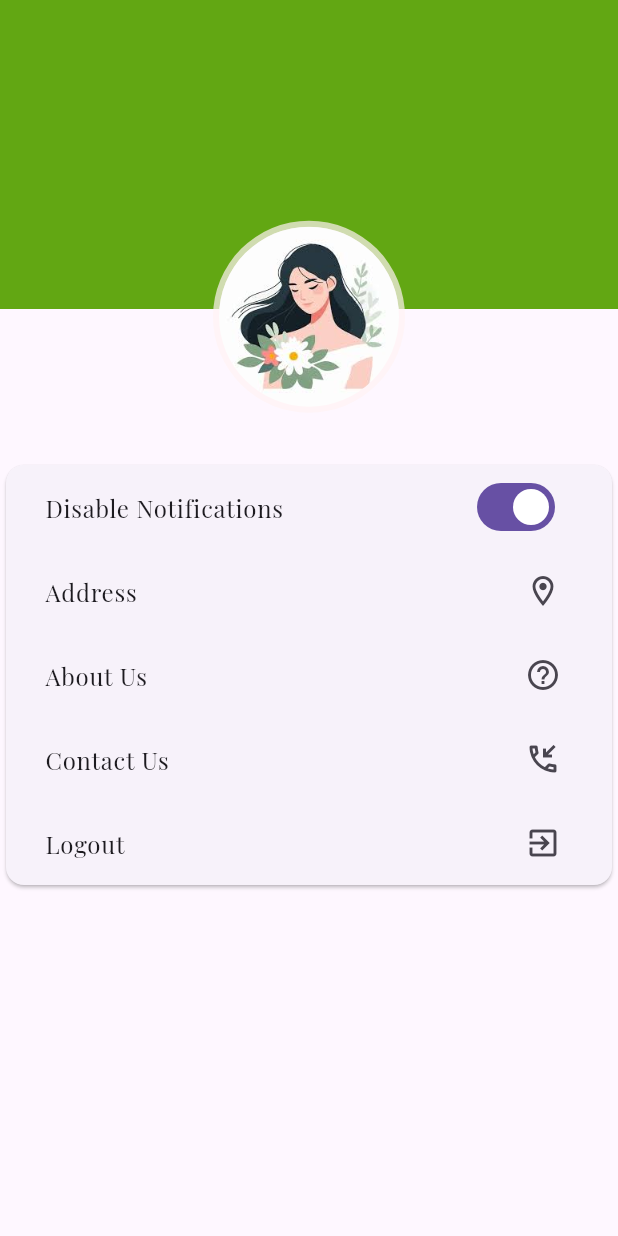
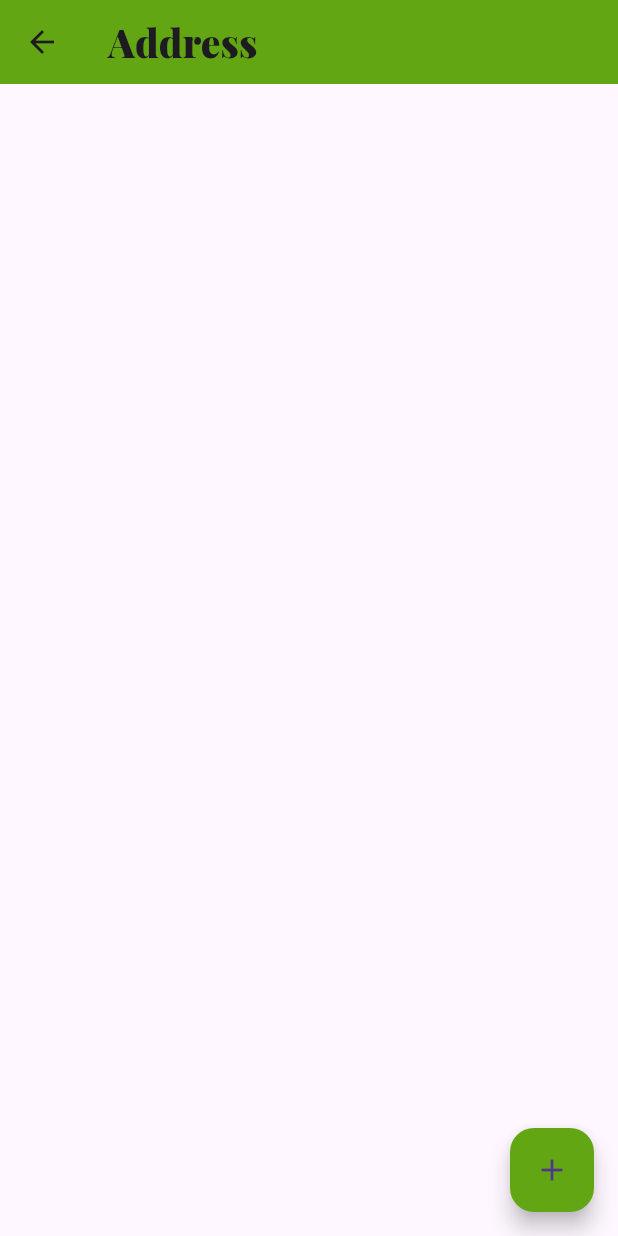
Before and after one commit to MirnaHasan/bloomyapp, a Flutter app: the Settings screen opened directly, after a tap on "Address", on a phone screen of 412 x 824 dp. Run offline on Flutter 3.47's test engine with Material 3 defaults, Android fonts, the phone set to English and light mode, and no system bars; our stand-ins replace cached_network_image, dartz, firebase_core, firebase_messaging, flutter_otp_text_field, get and 2 more; accounts and stored records are empty; project files that could hold a hidden picture were left out.

Commit message:
addressviewfront

```diff
--- a/lib/core/constant/approutes.dart
+++ b/lib/core/constant/approutes.dart
@@ -15,15 +15,19 @@ class AppRoutes{
   static const String successrestpassword         = "/successrestpassword";
   static const String checkEmail                  = "/checkemail";
   static const String verifycodesignup            = "/verifycodesignup";
-  ///
-  ///Home
+
+  ///Home================================================================
    static const String homepage                  = "/homepage";
    static const String items                  = "/items";
    static const String productdetails                 = "/productdetails";
    //myfavorite
-      static const String myfavorite                 = "/myfavorite";
-      //============================cart=====================================//
-      static const String cart                 = "/cart";
+   static const String myfavorite                 = "/myfavorite";
+  //============================cart=====================================//
+  static const String cart                 = "/cart";
+  //================================Address==========================================
+   static const String addressView                = "/addressview";
+  static const String addressEdit                = "/addressedit";
+  static const String addressAdd                = "/addressadd";
 
 
 }
--- a/lib/core/constant/apptheme.dart
+++ b/lib/core/constant/apptheme.dart
@@ -4,10 +4,18 @@
 //هذا الملف من اجل تغيير ثيم الخط عند اختيار اللغة الانكليزية او العربية
 // يجب ان يضاف الى sharedpref  لا تنسي ميرناااااا :)
 
+import 'package:bloomy/core/constant/appcolor.dart';
 import 'package:flutter/material.dart';
 
 
 ThemeData themeEnglish = ThemeData(
+  appBarTheme: AppBarTheme(
+    backgroundColor: AppColor.green ,
+
+  ),
+  floatingActionButtonTheme: FloatingActionButtonThemeData(
+    backgroundColor: AppColor.green ,
+  ),
         fontFamily: "PlayfairDisplay",
         textTheme: TextTheme(
           titleMedium: TextStyle(
--- a/lib/routes.dart
+++ b/lib/routes.dart
@@ -2,6 +2,7 @@
 
 import 'package:bloomy/core/constant/approutes.dart';
 import 'package:bloomy/core/middleware/mymiddleware.dart';
+import 'package:bloomy/view/address/view.dart';
 import 'package:bloomy/view/screen/Auth/forgetpassword/forgetpassword.dart';
 import 'package:bloomy/view/screen/Auth/forgetpassword/resetpassword.dart';
 import 'package:bloomy/view/screen/Auth/forgetpassword/successresetpassword.dart';
@@ -57,5 +58,9 @@ List<GetPage<dynamic>>? routes = [
    GetPage(name:   AppRoutes.myfavorite  , page: ()=> MyFavorite() ,) ,
    //===================================cart====================
    GetPage(name:   AppRoutes.cart  , page: ()=> Cart() ,) ,
+   //==========================Address====================================//
+      GetPage(name:   AppRoutes.addressView  , page: ()=> AddressView() ,) ,
+        // GetPage(name:   AppRoutes.addressEdit  , page: ()=> AddressView() ,) ,
+          // GetPage(name:   AppRoutes.addressAdd  , page: ()=> AddressView() ,) ,
 
 ];
--- /dev/null
+++ b/lib/view/address/view.dart
@@ -0,0 +1,23 @@
+
+
+import 'package:flutter/material.dart';
+
+class AddressView extends StatelessWidget {
+  const AddressView({super.key});
+
+  @override
+  Widget build(BuildContext context) {
+    return Scaffold(
+      floatingActionButton: FloatingActionButton(onPressed: (){} ,
+      child: Icon(Icons.add),),
+      appBar: AppBar(
+        title: Text("Address"),
+      ),
+      body: ListView(
+        children: [
+
+        ],
+      ),
+    );
+  }
+}
--- a/lib/view/screen/settings.dart
+++ b/lib/view/screen/settings.dart
@@ -2,6 +2,7 @@
 import 'package:bloomy/controller/settingscontroller.dart';
 import 'package:bloomy/core/constant/appcolor.dart';
 import 'package:bloomy/core/constant/appimages.dart';
+import 'package:bloomy/core/constant/approutes.dart';
 import 'package:flutter/material.dart';
 import 'package:get/get.dart';
 
@@ -12,20 +13,22 @@ class Settings extends StatelessWidget {
   @override
   Widget build(BuildContext context) {
     SettingsController controller = Get.put(SettingsController()) ;
-    return Container(
-
-      child: ListView(
+    return Scaffold(
+   appBar: AppBar(),
+      body: ListView(
         children: [
           Stack(
             alignment: Alignment.center ,
             clipBehavior: Clip.none ,
             children: [
-              Container(height: Get.width/2 ,
+              Container(
+                height: Get.width/3 ,
+
               color: AppColor.green,
 
               ) ,
             Positioned(
-              top:  Get.width/ 2.8 ,
+              top:  Get.width/ 5.5 ,
               child: Container(
                 padding: EdgeInsets.all(4) ,
                 decoration: BoxDecoration(
@@ -57,7 +60,9 @@ class Settings extends StatelessWidget {
                 Container(
                   padding: EdgeInsets.symmetric(horizontal: 10),
                   child: ListTile(title: Text("Address") ,
-                   onTap: () {},
+                   onTap: () {
+                    Get.toNamed(AppRoutes.addressView) ;
+                   },
                     trailing: Icon(Icons.location_on_outlined),
                   ),
                 ),
```
Also changed, not shown: lib/view/address/add.dart (added), lib/view/address/edit.dart (added).
